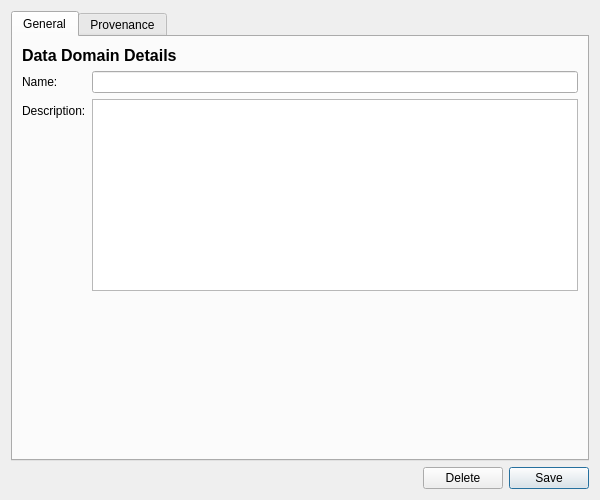
Qt form projects/ores.qt/ui/DataDomainDetailDialog.ui (OreStudio/OreStudio) before a commit.
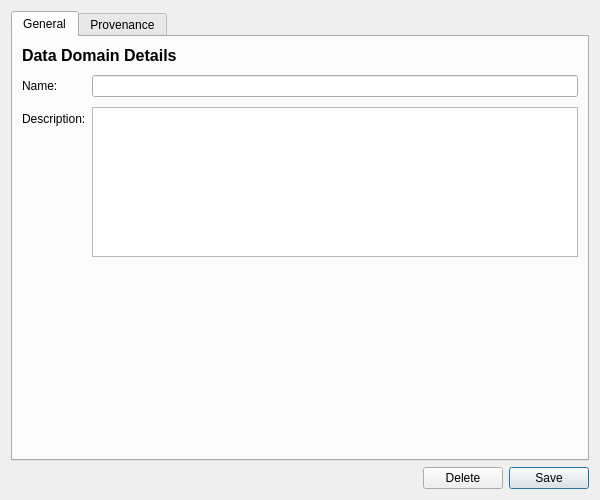
The same form after that commit. Custom widgets are drawn as their Qt base class.

Commit message: [business_centre] Polish UI and data quality fixes (#474)

```diff
--- a/projects/ores.qt/ui/DataDomainDetailDialog.ui
+++ b/projects/ores.qt/ui/DataDomainDetailDialog.ui
@@ -64,8 +64,17 @@
          </item>
          <item row="1" column="1">
           <widget class="QPlainTextEdit" name="descriptionEdit">
-           <property name="maximumHeight">
-            <number>80</number>
+           <property name="minimumSize">
+            <size>
+             <width>0</width>
+             <height>80</height>
+            </size>
+           </property>
+           <property name="maximumSize">
+            <size>
+             <width>16777215</width>
+             <height>150</height>
+            </size>
            </property>
           </widget>
          </item>
```
The commit also changes 57 other files.
